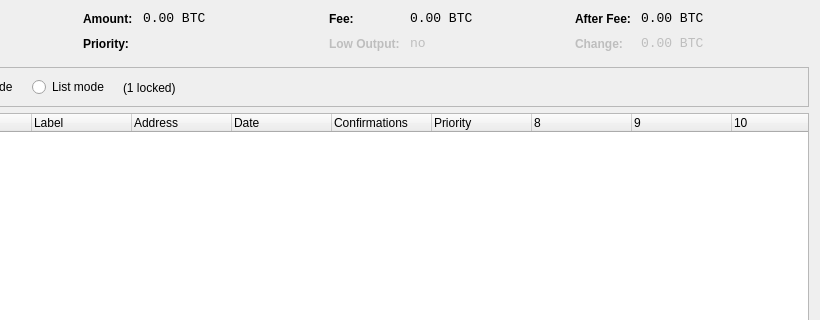
wangxinhao/rubycoin, file src/qt/forms/coincontroldialog.ui: the form before one commit; both pictures show x 180 to 1000 and y 0 to 320 of the 1000 by 500 pixel window.
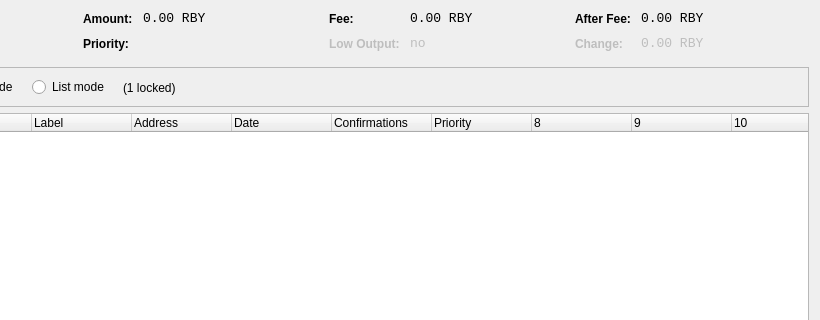
The form after the commit. Custom widgets are drawn as their Qt base class.

What changed in the file:
```diff
--- a/src/qt/forms/coincontroldialog.ui
+++ b/src/qt/forms/coincontroldialog.ui
@@ -141,7 +141,7 @@
           <enum>Qt::ActionsContextMenu</enum>
          </property>
          <property name="text">
-          <string notr="true">0.00 BTC</string>
+          <string notr="true">0.00 RBY</string>
          </property>
          <property name="textInteractionFlags">
           <set>Qt::LinksAccessibleByMouse|Qt::TextSelectableByKeyboard|Qt::TextSelectableByMouse</set>
@@ -221,7 +221,7 @@
           <enum>Qt::ActionsContextMenu</enum>
          </property>
          <property name="text">
-          <string notr="true">0.00 BTC</string>
+          <string notr="true">0.00 RBY</string>
          </property>
          <property name="textInteractionFlags">
           <set>Qt::LinksAccessibleByMouse|Qt::TextSelectableByKeyboard|Qt::TextSelectableByMouse</set>
@@ -307,7 +307,7 @@
           <enum>Qt::ActionsContextMenu</enum>
          </property>
          <property name="text">
-          <string notr="true">0.00 BTC</string>
+          <string notr="true">0.00 RBY</string>
          </property>
          <property name="textInteractionFlags">
           <set>Qt::LinksAccessibleByMouse|Qt::TextSelectableByKeyboard|Qt::TextSelectableByMouse</set>
@@ -345,7 +345,7 @@
           <enum>Qt::ActionsContextMenu</enum>
          </property>
          <property name="text">
-          <string notr="true">0.00 BTC</string>
+          <string notr="true">0.00 RBY</string>
          </property>
          <property name="textInteractionFlags">
           <set>Qt::LinksAccessibleByMouse|Qt::TextSelectableByKeyboard|Qt::TextSelectableByMouse</set>
```
